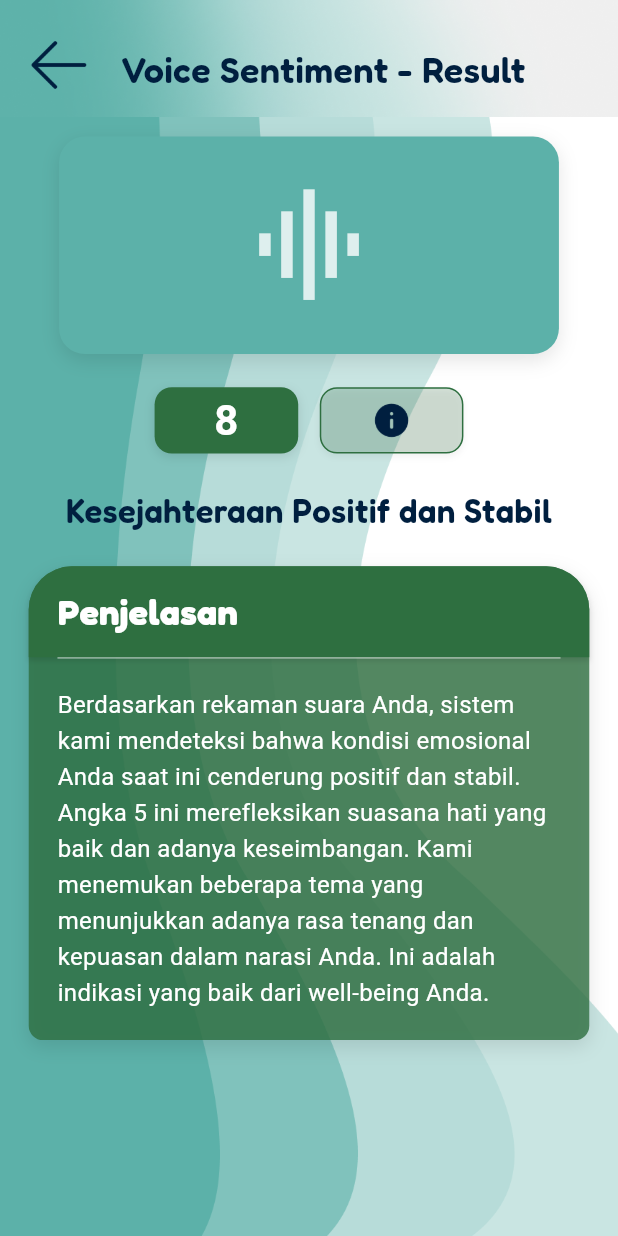
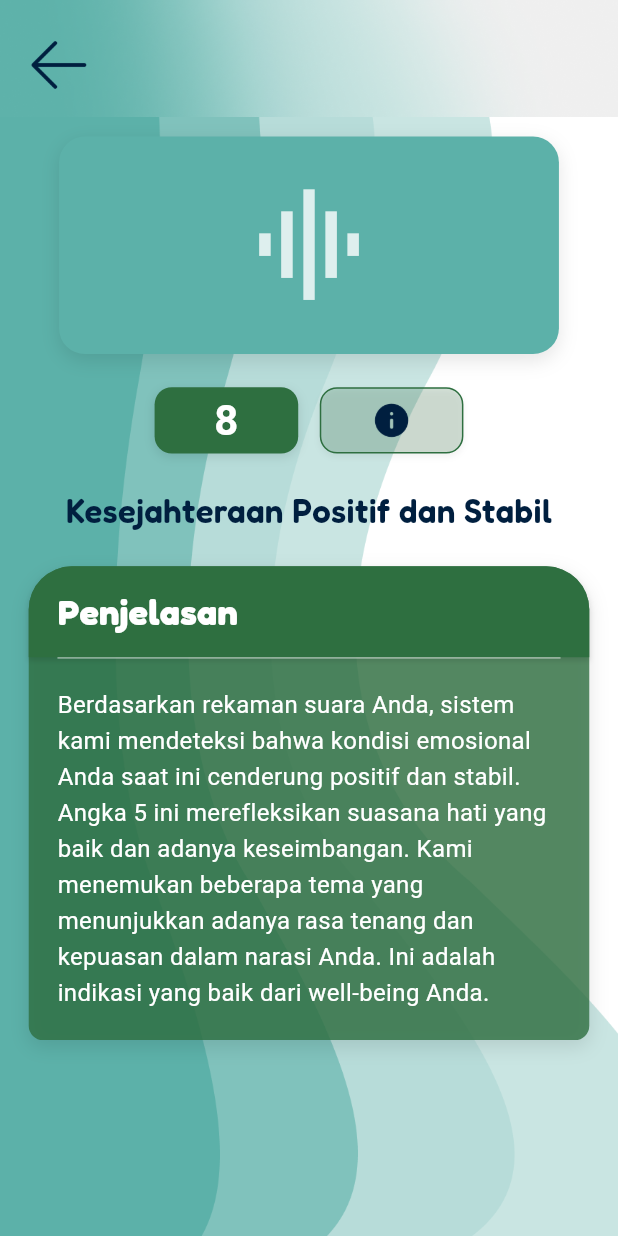
Before and after one commit to Wibson27/OtakAtik, a Flutter app: the SentimentAnalysisScreen screen opened directly with empty values, on a phone screen of 412 x 824 dp. Run offline on Flutter 3.47's test engine with Material 3 defaults, Android fonts, the phone set to English and light mode, and no system bars; our stand-ins replace bloc, file_picker, flutter_bloc, google_fonts, image_picker, permission_handler; missing offline and left inert: record.

```diff
--- a/frontend/lib/screens/sentiment_analysis_screen.dart
+++ b/frontend/lib/screens/sentiment_analysis_screen.dart
@@ -12,9 +12,7 @@ class SentimentAnalysisScreen extends StatelessWidget {
   final VocalSentimentAnalysis dummyAnalysisResult = VocalSentimentAnalysis(
     id: 'analysis_result_001',
     vocalEntryId: 'entry_dummy',
-    overallWellbeingScore: 7.5, // Contoh skor positif (akan jadi hijau)
-    // overallWellbeingScore: 5.0, // Contoh skor netral (akan jadi kuning)
-    // overallWellbeingScore: 2.5, // Contoh skor negatif (akan jadi merah)
+    overallWellbeingScore: 7.5,
     wellbeingCategory: 'Kesejahteraan Positif dan Stabil',
     reflectionPrompt: 'Berdasarkan rekaman suara Anda, sistem kami mendeteksi bahwa kondisi emosional Anda saat ini cenderung positif dan stabil. Angka 5 ini merefleksikan suasana hati yang baik dan adanya keseimbangan. Kami menemukan beberapa tema yang menunjukkan adanya rasa tenang dan kepuasan dalam narasi Anda. Ini adalah indikasi yang baik dari well-being Anda.',
     createdAt: DateTime.now(),
@@ -26,11 +24,11 @@ class SentimentAnalysisScreen extends StatelessWidget {
 
   Color _getScoreColor(double score) {
     if (score >= 7.0) {
-      return AppColor.hijauSuccess; // Sangat Positif
+      return AppColor.hijauSuccess;
     } else if (score >= 4.0) {
-      return AppColor.kuning; // Netral/Cukup Positif
+      return AppColor.kuning;
     } else {
-      return AppColor.merahError; // Negatif/Membutuhkan Perhatian
+      return AppColor.merahError;
     }
   }
 
@@ -39,7 +37,7 @@ class SentimentAnalysisScreen extends StatelessWidget {
     final screenWidth = context.screenWidth;
     final screenHeight = context.screenHeight;
 
-    // Data dari dummyAnalysisResult
+    // ini data dari dummyAnalysisResult
     final itemScore = dummyAnalysisResult.overallWellbeingScore ?? 0.0;
     final itemCategory = dummyAnalysisResult.wellbeingCategory ?? 'Analisis Tidak Tersedia';
     final itemReflection = dummyAnalysisResult.reflectionPrompt ?? 'Tidak ada penjelasan.';
@@ -47,7 +45,7 @@ class SentimentAnalysisScreen extends StatelessWidget {
 
     return Scaffold(
       backgroundColor: AppColor.putihNormal,
-      body: SafeArea( // <-- BARU: Membungkus seluruh konten dengan SafeArea
+      body: SafeArea(
         child: Stack(
           children: [
             // Background wave
@@ -85,29 +83,13 @@ class SentimentAnalysisScreen extends StatelessWidget {
               ),
             ),
 
-            // Header: Judul Halaman
-            Positioned(
-              top: context.scaleHeight(33),
-              left: context.scaleWidth(8) + context.scaleWidth(66) + context.scaleWidth(10),
-              child: Text(
-                'Voice Sentiment - Result',
-                style: GoogleFonts.fredoka(
-                  fontSize: 24,
-                  color: AppColor.navyText,
-                  fontWeight: FontWeight.w600,
-                ),
-              ),
-            ),
-
-            // Main Content Area (Waveform, Score, Info, Penjelasan)
             Positioned.fill(
-              top: context.scaleHeight(88), // Dimulai di bawah header blur
+              top: context.scaleHeight(88),
               child: SingleChildScrollView(
                 padding: EdgeInsets.symmetric(horizontal: context.scaleWidth(20), vertical: context.scaleHeight(15)),
                 child: Column(
                   crossAxisAlignment: CrossAxisAlignment.center,
                   children: [
-                    // Box Waveform
                     Container(
                       width: context.scaleWidth(348),
                       height: context.scaleHeight(164),
@@ -133,7 +115,7 @@ class SentimentAnalysisScreen extends StatelessWidget {
 
                     SizedBox(height: context.scaleHeight(25)),
 
-                    // Box Score & Info
+
                     Row(
                       mainAxisAlignment: MainAxisAlignment.center,
                       children: [
@@ -166,7 +148,7 @@ class SentimentAnalysisScreen extends StatelessWidget {
 
                         SizedBox(width: context.scaleWidth(15)),
 
-                        // Box Info
+
                         Container(
                           width: context.scaleWidth(100),
                           height: context.scaleHeight(50),
@@ -196,7 +178,6 @@ class SentimentAnalysisScreen extends StatelessWidget {
 
                     SizedBox(height: context.scaleHeight(25)),
 
-                    // Teks Kategori Analisis
                     Text(
                       itemCategory,
                       textAlign: TextAlign.center,
@@ -211,7 +192,6 @@ class SentimentAnalysisScreen extends StatelessWidget {
 
                     SizedBox(height: context.scaleHeight(25)),
 
-                    // Box Penjelasan (Konten Utama)
                     Container(
                       width: screenWidth - context.scaleWidth(40),
                       decoration: BoxDecoration(
@@ -233,7 +213,6 @@ class SentimentAnalysisScreen extends StatelessWidget {
                       child: Column(
                         crossAxisAlignment: CrossAxisAlignment.start,
                         children: [
-                          // Bagian Judul "Penjelasan"
                           Container(
                             width: double.infinity,
                             padding: EdgeInsets.symmetric(
@@ -263,7 +242,7 @@ class SentimentAnalysisScreen extends StatelessWidget {
                               ),
                             ),
                           ),
-                          // Garis Pemisah (Divider)
+
                           Divider(
                             height: 1,
                             thickness: 1,
@@ -271,7 +250,7 @@ class SentimentAnalysisScreen extends StatelessWidget {
                             indent: context.scaleWidth(20),
                             endIndent: context.scaleWidth(20),
                           ),
-                          // Konten Teks Penjelasan
+
                           Padding(
                             padding: EdgeInsets.all(context.scaleWidth(20)),
                             child: Text(
```
